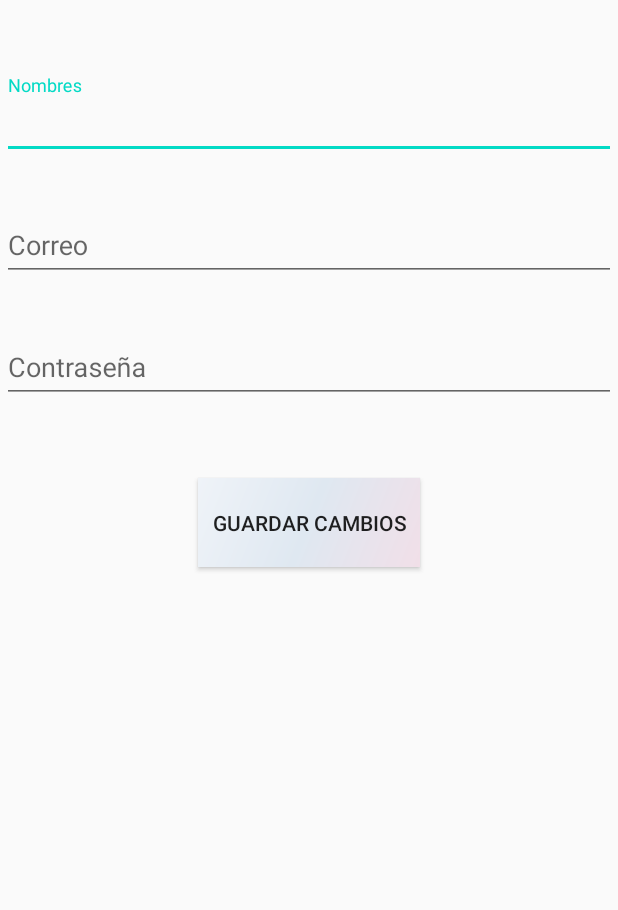
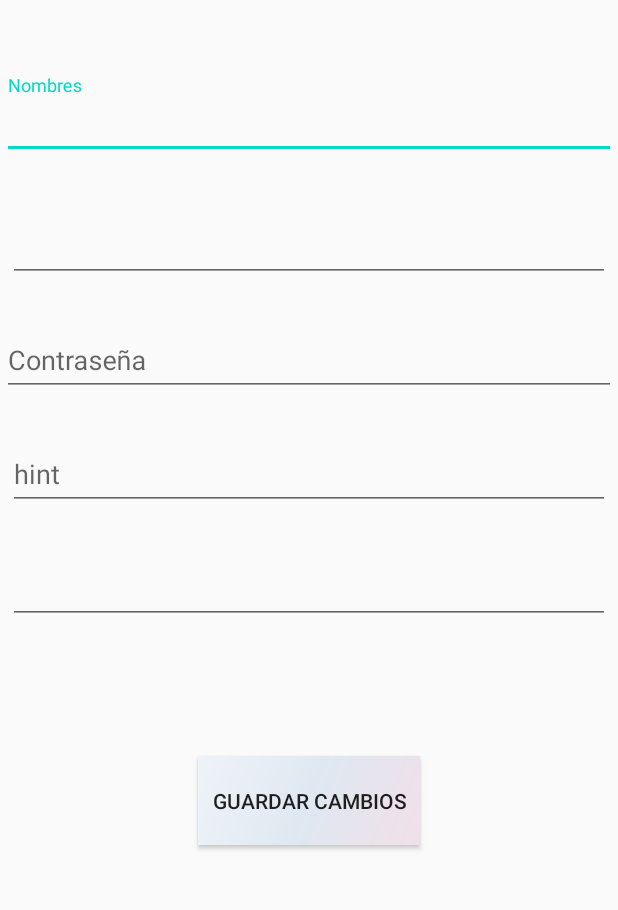
Before and after one commit to drincon28/Pedidos, an Android app: the layout user_account.xml on its own in the app's theme, with its tools: preview values and no code run, on a phone screen of 412 x 824 dp, the part 218-1128 px from its top. Run offline under Robolectric (Android 15) with nearby library versions, the phone set to English and light mode, and no system bars.

Commit message:
Added search activity. Some changes and fixes of user account activity.

```diff
--- a/app/src/main/res/layout/user_account.xml
+++ b/app/src/main/res/layout/user_account.xml
@@ -25,9 +25,9 @@
         android:id="@+id/textInputLayout3"
         android:layout_width="409dp"
         android:layout_height="wrap_content"
-        android:layout_marginStart="1dp"
+        android:layout_marginStart="5dp"
         android:layout_marginTop="50dp"
-        android:layout_marginEnd="1dp"
+        android:layout_marginEnd="5dp"
         app:layout_constraintEnd_toEndOf="parent"
         app:layout_constraintStart_toStartOf="parent"
         app:layout_constraintTop_toBottomOf="@+id/imageView2">
@@ -41,34 +41,35 @@
     </com.google.android.material.textfield.TextInputLayout>
 
     <com.google.android.material.textfield.TextInputLayout
-        android:id="@+id/textInputLayout4"
-        android:layout_width="409dp"
+        android:id="@+id/textInputLayout6"
+        android:layout_width="match_parent"
         android:layout_height="wrap_content"
-        android:layout_marginStart="1dp"
-        android:layout_marginTop="25dp"
-        android:layout_marginEnd="1dp"
+        android:layout_marginStart="5dp"
+        android:layout_marginTop="20dp"
+        android:layout_marginEnd="5dp"
         app:layout_constraintEnd_toEndOf="parent"
         app:layout_constraintStart_toStartOf="parent"
         app:layout_constraintTop_toBottomOf="@+id/textInputLayout3">
 
-        <com.google.android.material.textfield.TextInputEditText
+        <EditText
+            android:id="@+id/editTextTextEmailAddress"
             android:layout_width="match_parent"
-            android:layout_height="wrap_content"
-            android:hint="@string/app_signup_mail_hint"
-            android:textColorHighlight="#D1B6D1"
-            android:textColorLink="#D1B6D1" />
+            android:layout_height="51dp"
+            android:ems="10"
+            android:inputType="textEmailAddress" />
+
     </com.google.android.material.textfield.TextInputLayout>
 
     <com.google.android.material.textfield.TextInputLayout
         android:id="@+id/textInputLayout5"
         android:layout_width="409dp"
         android:layout_height="wrap_content"
-        android:layout_marginStart="1dp"
-        android:layout_marginTop="25dp"
-        android:layout_marginEnd="1dp"
+        android:layout_marginStart="5dp"
+        android:layout_marginTop="20dp"
+        android:layout_marginEnd="5dp"
         app:layout_constraintEnd_toEndOf="parent"
         app:layout_constraintStart_toStartOf="parent"
-        app:layout_constraintTop_toBottomOf="@+id/textInputLayout4">
+        app:layout_constraintTop_toBottomOf="@+id/textInputLayout6">
 
         <com.google.android.material.textfield.TextInputEditText
             android:layout_width="match_parent"
@@ -78,16 +79,54 @@
             android:textColorLink="#D1B6D1" />
     </com.google.android.material.textfield.TextInputLayout>
 
+    <com.google.android.material.textfield.TextInputLayout
+        android:id="@+id/textInputLayout7"
+        android:layout_width="match_parent"
+        android:layout_height="wrap_content"
+        android:layout_marginStart="5dp"
+        android:layout_marginTop="20dp"
+        android:layout_marginEnd="5dp"
+        app:layout_constraintEnd_toEndOf="parent"
+        app:layout_constraintStart_toStartOf="parent"
+        app:layout_constraintTop_toBottomOf="@+id/textInputLayout5">
+
+        <com.google.android.material.textfield.TextInputEditText
+            android:layout_width="match_parent"
+            android:layout_height="wrap_content"
+            android:hint="hint" />
+    </com.google.android.material.textfield.TextInputLayout>
+
+    <com.google.android.material.textfield.TextInputLayout
+        android:layout_width="match_parent"
+        android:layout_height="wrap_content"
+        android:layout_marginStart="5dp"
+        android:layout_marginTop="20dp"
+        android:layout_marginEnd="5dp"
+        app:layout_constraintEnd_toEndOf="parent"
+        app:layout_constraintStart_toStartOf="parent"
+        app:layout_constraintTop_toBottomOf="@+id/textInputLayout7">
+
+        <EditText
+            android:id="@+id/editTextPhone"
+            android:layout_width="match_parent"
+            android:layout_height="match_parent"
+            android:layout_weight="1"
+            android:ems="10"
+            android:inputType="phone" />
+    </com.google.android.material.textfield.TextInputLayout>
+
     <Button
         android:id="@+id/button2"
         android:layout_width="148dp"
         android:layout_height="59dp"
         android:layout_marginStart="140dp"
-        android:layout_marginTop="50dp"
+        android:layout_marginTop="240dp"
         android:layout_marginEnd="140dp"
         android:background="@drawable/background_bottom_nav"
         android:text="@string/user_account_save_changes"
         app:layout_constraintEnd_toEndOf="parent"
+        app:layout_constraintHorizontal_bias="0.529"
         app:layout_constraintStart_toStartOf="parent"
         app:layout_constraintTop_toBottomOf="@+id/textInputLayout5" />
+
 </androidx.constraintlayout.widget.ConstraintLayout>
--- a/app/src/main/res/navigation/mobile_navigation.xml
+++ b/app/src/main/res/navigation/mobile_navigation.xml
@@ -27,4 +27,10 @@
         android:name="com.uan.pedidos.ui.user.UserAccountFragment"
         android:label="@string/user_account_nav_text"
         tools:layout="@layout/user_account" />
+
+    <fragment
+        android:id="@+id/nav_activity_search"
+        android:name="com.uan.pedidos.ui.user.ActivitySearchFragment"
+        android:label=""
+        tools:layout="@layout/activity_search" />
 </navigation>
```
Also changed, not shown: app/src/main/java/com/uan/pedidos/ui/user/ActivitySearchFragment.kt (added, +32 -0 lines), app/src/main/java/com/uan/pedidos/ui/user/ActivitySearchViewModel.kt (added, +13 -0 lines), app/src/main/res/layout/activity_search.xml (added, +124 -0 lines), app/src/main/res/layout/search_result.xml (added, +55 -0 lines).
